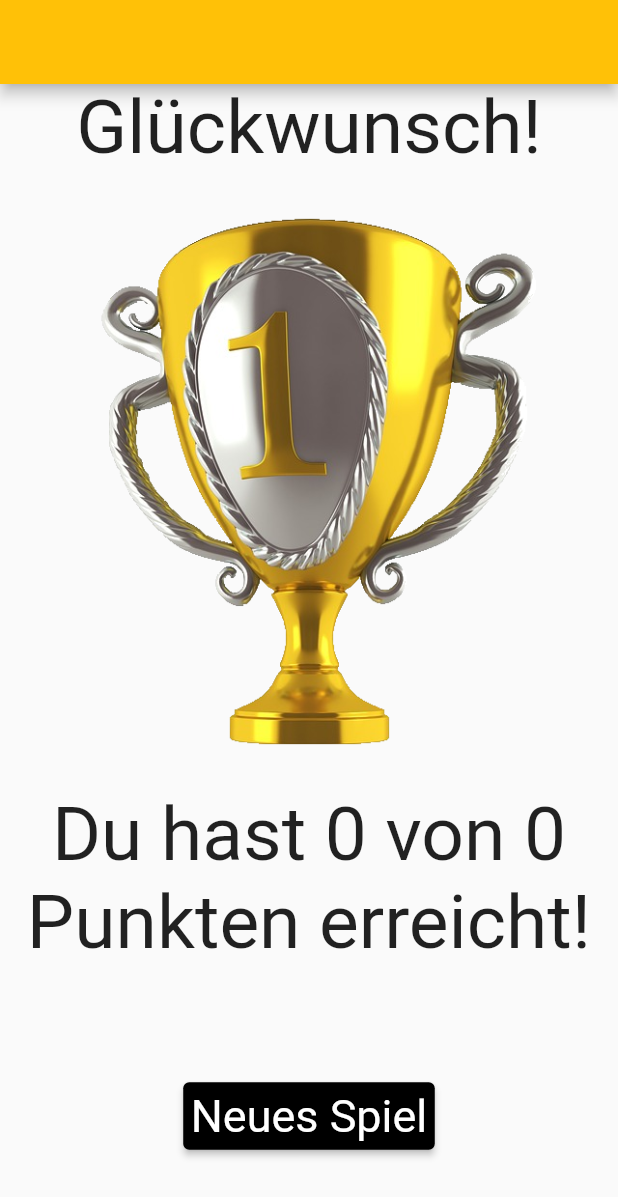
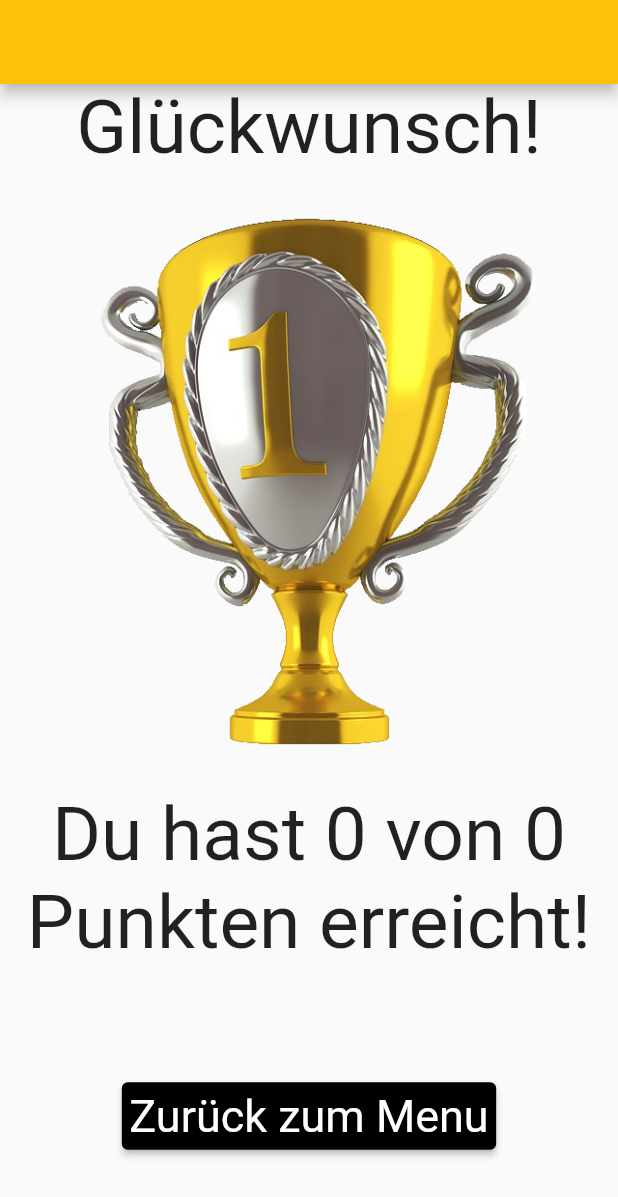
Before and after one commit to BogyMitutoyoCTL/BOGY-App-2022-10, a Flutter app: the Score screen opened directly with empty values, on a phone screen of 412 x 824 dp. Shown: the top 1197 px of the screen. Run offline on Flutter 3.47's test engine with Material 2 defaults, Android fonts, the phone set to English and light mode, and no system bars; our stand-ins replace image_picker, vibration.

Commit message:
Zurück Button bei score geändert

```diff
--- a/Source/lib/Answer.dart
+++ b/Source/lib/Answer.dart
@@ -6,7 +6,6 @@ import 'package:learnhub/DataHelper/CurrentlyPlaying.dart';
 import 'package:learnhub/Question.dart';
 import 'package:learnhub/Score.dart';
 import 'package:vibration/vibration.dart';
-
 import 'DataHelper/DataHelper.dart';
 import 'DataHelper/QuestionBasic.dart';
 import 'DataHelper/QuestionStack.dart';
--- a/Source/lib/Score.dart
+++ b/Source/lib/Score.dart
@@ -48,7 +48,7 @@ class _ScoreState extends State<Score> {
                   padding: const EdgeInsets.all(75),
                   child: ElevatedButton(
                     onPressed: play,
-                    child: Text("Neues Spiel"),
+                    child: Text("Zurück zum Menu"),
                   ),
                 ),
               ],
```
